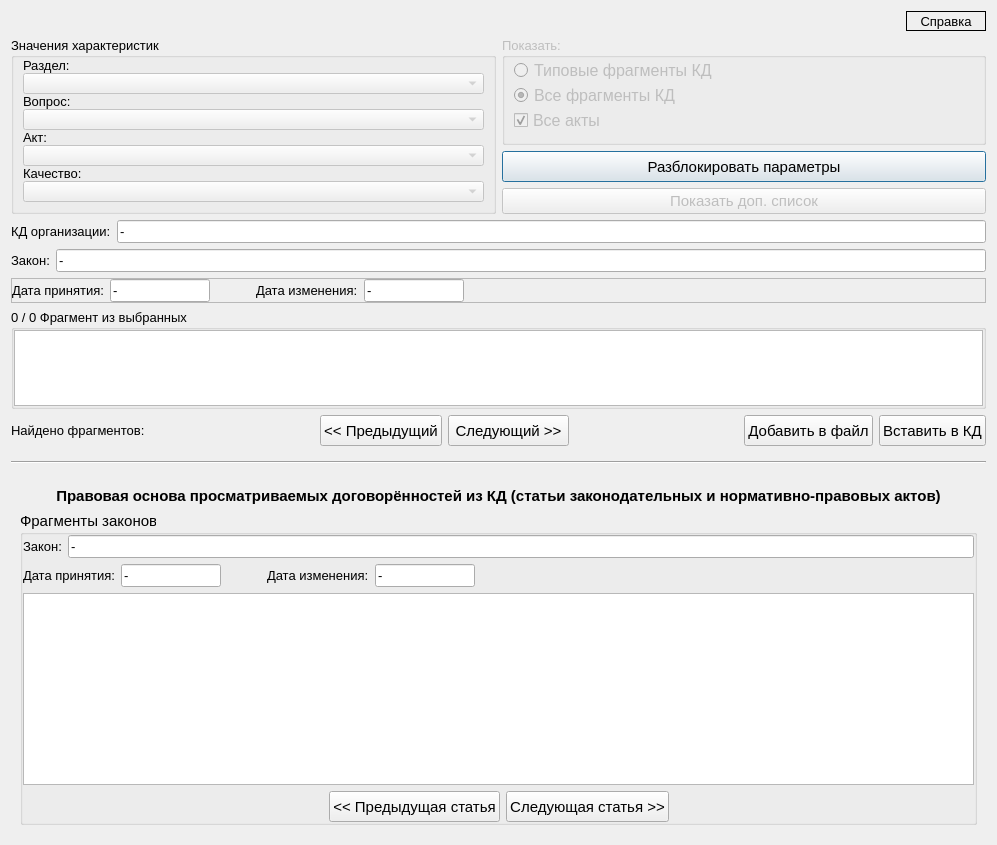
Above: knowledgebase.ui from YakSid/KDC_RSREU before the change. Below: the same form after it.
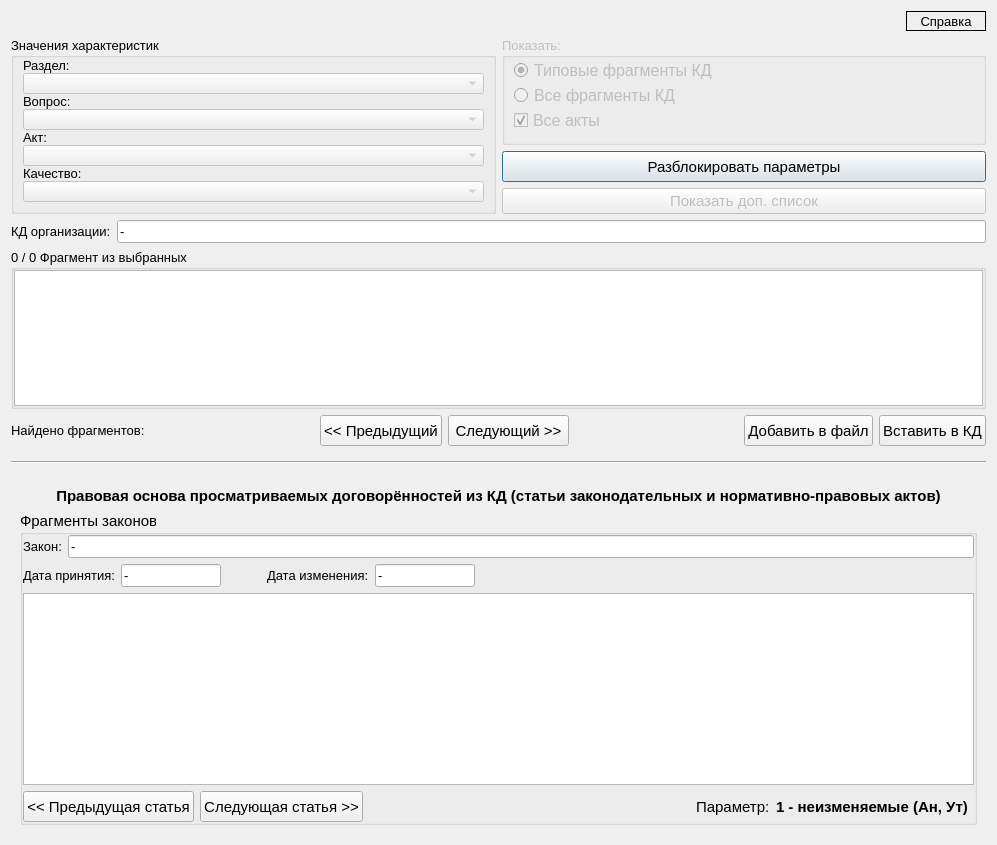
That is the form after the change.

What changed in the file:
```diff
--- a/knowledgebase.ui
+++ b/knowledgebase.ui
@@ -289,7 +289,7 @@
              <string>Типовые фрагменты КД</string>
             </property>
             <property name="checked">
-             <bool>false</bool>
+             <bool>true</bool>
             </property>
            </widget>
           </item>
@@ -304,7 +304,7 @@
              <string>Все фрагменты КД</string>
             </property>
             <property name="checked">
-             <bool>true</bool>
+             <bool>false</bool>
             </property>
            </widget>
           </item>
@@ -412,139 +412,6 @@
      </item>
     </layout>
    </item>
-   <item>
-    <layout class="QHBoxLayout" name="horizontalLayout_3">
-     <item>
-      <widget class="QLabel" name="label_5">
-       <property name="text">
-        <string>Закон:</string>
-       </property>
-      </widget>
-     </item>
-     <item>
-      <widget class="QLineEdit" name="ln_order">
-       <property name="text">
-        <string>-</string>
-       </property>
-       <property name="readOnly">
-        <bool>true</bool>
-       </property>
-      </widget>
-     </item>
-    </layout>
-   </item>
-   <item>
-    <widget class="QFrame" name="frameLaw">
-     <property name="minimumSize">
-      <size>
-       <width>648</width>
-       <height>0</height>
-      </size>
-     </property>
-     <property name="frameShape">
-      <enum>QFrame::StyledPanel</enum>
-     </property>
-     <property name="frameShadow">
-      <enum>QFrame::Raised</enum>
-     </property>
-     <layout class="QVBoxLayout" name="verticalLayout_4">
-      <property name="leftMargin">
-       <number>0</number>
-      </property>
-      <property name="topMargin">
-       <number>0</number>
-      </property>
-      <property name="rightMargin">
-       <number>0</number>
-      </property>
-      <property name="bottomMargin">
-       <number>0</number>
-      </property>
-      <item>
-       <layout class="QHBoxLayout" name="horizontalLayout_2">
-        <item>
-         <widget class="QLabel" name="label_6">
-          <property name="text">
-           <string>Дата принятия:</string>
-          </property>
-          <property name="margin">
-           <number>0</number>
-          </property>
-         </widget>
-        </item>
-        <item>
-         <widget class="QLineEdit" name="ln_adoption_date">
-          <property name="maximumSize">
-           <size>
-            <width>100</width>
-            <height>16777215</height>
-           </size>
-          </property>
-          <property name="text">
-           <string>-</string>
-          </property>
-          <property name="readOnly">
-           <bool>true</bool>
-          </property>
-         </widget>
-        </item>
-        <item>
-         <spacer name="horizontalSpacer_2">
-          <property name="orientation">
-           <enum>Qt::Horizontal</enum>
-          </property>
-          <property name="sizeType">
-           <enum>QSizePolicy::Minimum</enum>
-          </property>
-          <property name="sizeHint" stdset="0">
-           <size>
-            <width>40</width>
-            <height>20</height>
-           </size>
-          </property>
-         </spacer>
-        </item>
-        <item>
-         <widget class="QLabel" name="label_7">
-          <property name="text">
-           <string>Дата изменения:</string>
-          </property>
-         </widget>
-        </item>
-        <item>
-         <widget class="QLineEdit" name="ln_change_date">
-          <property name="maximumSize">
-           <size>
-            <width>100</width>
-            <height>16777215</height>
-           </size>
-          </property>
-          <property name="text">
-           <string>-</string>
-          </property>
-          <property name="readOnly">
-           <bool>true</bool>
-          </property>
-         </widget>
-        </item>
-        <item>
-         <spacer name="horizontalSpacer">
-          <property name="orientation">
-           <enum>Qt::Horizontal</enum>
-          </property>
-          <property name="sizeHint" stdset="0">
-           <size>
-            <width>40</width>
-            <height>20</height>
-           </size>
-          </property>
-         </spacer>
-        </item>
-       </layout>
-      </item>
-     </layout>
-    </widget>
-   </item>
    <item>
     <widget class="QGroupBox" name="gb_text">
      <property name="title">
@@ -906,19 +773,9 @@
          </item>
          <item>
           <layout class="QHBoxLayout" name="horizontalLayout_8">
-           <item>
-            <spacer name="horizontalSpacer_9">
-             <property name="orientation">
-              <enum>Qt::Horizontal</enum>
-             </property>
-             <property name="sizeHint" stdset="0">
-              <size>
-               <width>40</width>
-               <height>20</height>
-              </size>
-             </property>
-            </spacer>
-           </item>
+           <property name="rightMargin">
+            <number>6</number>
+           </property>
            <item>
             <widget class="QPushButton" name="pb_prevLaw">
              <property name="minimumSize">
@@ -968,6 +825,26 @@
              </property>
             </spacer>
            </item>
+           <item>
+            <widget class="QLabel" name="label">
+             <property name="text">
+              <string>Параметр:</string>
+             </property>
+            </widget>
+           </item>
+           <item>
+            <widget class="QLabel" name="lb_lawParam">
+             <property name="font">
+              <font>
+               <pointsize>11</pointsize>
+               <bold>true</bold>
+              </font>
+             </property>
+             <property name="text">
+              <string>1 - неизменяемые (Ан, Ут)</string>
+             </property>
+            </widget>
+           </item>
           </layout>
          </item>
         </layout>
```
